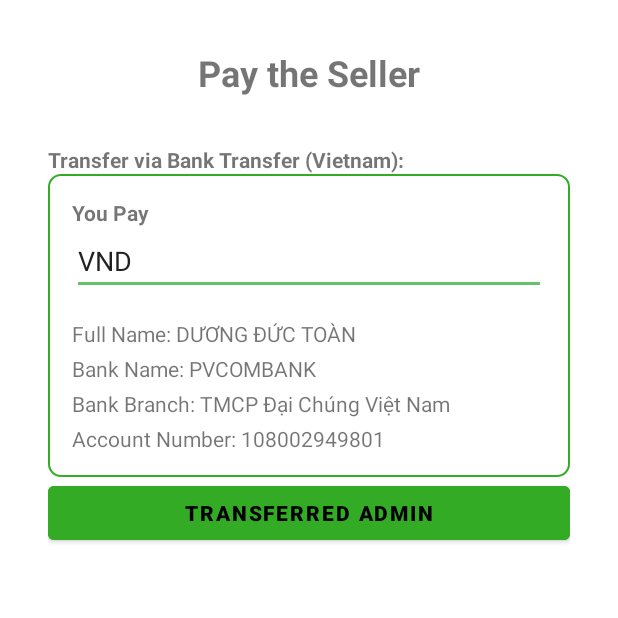
After one commit to mintdunno/Adroid_Dev_ASM_3, an Android app: the DonationDetailsActivity screen opened directly, with no data from a screen before it, on a phone screen of 412 x 824 dp, the top half of it. The commit adds this screen. Run offline under Robolectric (Android 15) with nearby library versions, the phone set to English and light mode, and no system bars.

Commit message:
Add Pay button in Profile Page

```diff
--- a/app/src/main/AndroidManifest.xml
+++ b/app/src/main/AndroidManifest.xml
@@ -47,6 +47,11 @@
         <activity
             android:name=".ui.groups.AddExpenseActivity"
             android:exported="false" />
+        <activity
+            android:name=".ui.profile.DonationDetailsActivity"
+            android:exported="false" />
+
+
     </application>
 
 </manifest>
--- /dev/null
+++ b/app/src/main/java/com/minh/payday/ui/profile/DonationDetailsActivity.java
@@ -0,0 +1,54 @@
+package com.minh.payday.ui.profile;
+
+import android.app.AlertDialog;
+import android.content.Intent;
+import android.os.Bundle;
+import android.widget.Button;
+import android.widget.EditText;
+import android.widget.Toast;
+
+import androidx.annotation.Nullable;
+import androidx.appcompat.app.AppCompatActivity;
+
+import com.minh.payday.R;
+import com.minh.payday.ui.profile.ProfileFragment;
+
+public class DonationDetailsActivity extends AppCompatActivity {
+
+    @Override
+    protected void onCreate(@Nullable Bundle savedInstanceState) {
+        super.onCreate(savedInstanceState);
+        setContentView(R.layout.activity_donation_details);
+
+        EditText amountEditText = findViewById(R.id.amountEditText);
+        Button notifySellerButton = findViewById(R.id.notifySellerButton);
+
+        notifySellerButton.setOnClickListener(v -> {
+            // Get the amount entered by the user
+            String amount = amountEditText.getText().toString().trim();
+
+            if (amount.isEmpty()) {
+                Toast.makeText(this, "Please enter an amount", Toast.LENGTH_SHORT).show();
+                return;
+            }
+
+            // Show a confirmation dialog
+            showConfirmationDialog(amount);
+        });
+    }
+
+    private void showConfirmationDialog(String amount) {
+        new AlertDialog.Builder(this)
+                .setTitle("Complete")
+                .setMessage("Thank you. ₫" + amount + " sent.")
+                .setPositiveButton("OK", (dialog, which) -> {
+                    // Navigate back to the Profile page
+                    Intent intent = new Intent(this, ProfileFragment.class);
+                    intent.addFlags(Intent.FLAG_ACTIVITY_CLEAR_TOP | Intent.FLAG_ACTIVITY_NEW_TASK);
+                    startActivity(intent);
+                    finish(); // Close the current activity
+                })
+                .create()
+                .show();
+    }
+}
--- a/app/src/main/java/com/minh/payday/ui/profile/ProfileFragment.java
+++ b/app/src/main/java/com/minh/payday/ui/profile/ProfileFragment.java
@@ -1,5 +1,4 @@
 package com.minh.payday.ui.profile;
-
 import android.content.Intent;
 import android.os.Bundle;
 import android.text.TextUtils;
@@ -56,7 +55,7 @@ public class ProfileFragment extends Fragment {
         phoneNumberTextView = view.findViewById(R.id.phoneNumberTextView);
         ImageView editPhoneNumberButton = view.findViewById(R.id.editPhoneNumberButton);
 
-        Button changeCardButton = view.findViewById(R.id.changeCardButton);
+        Button donationCardButton = view.findViewById(R.id.donationCardButton);
         Button logoutButton = view.findViewById(R.id.logoutButton);
 
         // Get Firebase User and Database Reference
@@ -113,9 +112,13 @@ public class ProfileFragment extends Fragment {
             }
         });
 
-        changeCardButton.setOnClickListener(v -> {
-            Toast.makeText(getContext(), "Change Card clicked!", Toast.LENGTH_SHORT).show();
+        donationCardButton.setOnClickListener(v -> {
+            if (getActivity() != null) {
+                Intent intent = new Intent(getActivity(), DonationDetailsActivity.class);
+                startActivity(intent);
+            }
         });
+
 
         // Log Out button click
         logoutButton.setOnClickListener(v -> {
--- /dev/null
+++ b/app/src/main/res/drawable/card_background.xml
@@ -0,0 +1,6 @@
+<?xml version="1.0" encoding="utf-8"?>
+<shape xmlns:android="http://schemas.android.com/apk/res/android">
+    <solid android:color="@android:color/white" />
+    <corners android:radius="8dp" />
+    <stroke android:width="1dp" android:color="@color/colorPrimary" />
+</shape>
--- /dev/null
+++ b/app/src/main/res/layout/activity_donation_details.xml
@@ -0,0 +1,93 @@
+<?xml version="1.0" encoding="utf-8"?>
+<ScrollView xmlns:android="http://schemas.android.com/apk/res/android"
+    android:layout_width="match_parent"
+    android:layout_height="match_parent"
+    android:padding="16dp">
+
+    <LinearLayout
+        android:layout_width="match_parent"
+        android:layout_height="wrap_content"
+        android:orientation="vertical"
+        android:padding="16dp">
+        <!-- Title Section -->
+        <TextView
+            android:layout_width="wrap_content"
+            android:layout_height="wrap_content"
+            android:text="Pay the Seller"
+            android:textSize="24sp"
+            android:textStyle="bold"
+            android:layout_gravity="center"
+            android:layout_marginBottom="16dp" />
+
+        <!-- Donation Details Section -->
+        <TextView
+            android:layout_width="wrap_content"
+            android:layout_height="wrap_content"
+            android:text="Transfer via Bank Transfer (Vietnam):"
+            android:textStyle="bold"
+            android:layout_marginTop="16dp" />
+
+        <LinearLayout
+            android:layout_width="match_parent"
+            android:layout_height="wrap_content"
+            android:orientation="vertical"
+            android:padding="16dp"
+            android:background="@drawable/card_background">
+
+            <TextView
+                android:layout_width="wrap_content"
+                android:layout_height="wrap_content"
+                android:text="You Pay"
+                android:textStyle="bold" />
+
+            <EditText
+                android:id="@+id/amountEditText"
+                android:layout_width="match_parent"
+                android:layout_height="wrap_content"
+                android:hint="Enter amount"
+                android:inputType="numberDecimal"
+                android:text="VND"
+                android:layout_marginBottom="8dp" />
+
+            <TextView
+                android:layout_width="wrap_content"
+                android:layout_height="wrap_content"
+                android:text="Full Name: DƯƠNG ĐỨC TOÀN"
+                android:layout_marginTop="8dp" />
+
+            <TextView
+                android:layout_width="wrap_content"
+                android:layout_height="wrap_content"
+                android:text="Bank Name: PVCOMBANK"
+                android:layout_marginTop="4dp" />
+
+            <TextView
+                android:layout_width="wrap_content"
+                android:layout_height="wrap_content"
+                android:text="Bank Branch: TMCP Đại Chúng Việt Nam"
+                android:layout_marginTop="4dp" />
+
+            <TextView
+                android:layout_width="wrap_content"
+                android:layout_height="wrap_content"
+                android:text="Account Number: 108002949801"
+                android:layout_marginTop="4dp" />
+
+
+        </LinearLayout>
+
+        <!-- Tips Section -->
+
+
+        <!-- Notify Button -->
+        <Button
+            android:id="@+id/notifySellerButton"
+            android:layout_width="match_parent"
+            android:layout_height="wrap_content"
+            android:text="Transferred Admin"
+            android:backgroundTint="@color/colorPrimary"
+            android:textColor="@android:color/black"
+            android:textStyle="bold" />
+
+    </LinearLayout>
+</ScrollView>
--- a/app/src/main/res/layout/fragment_profile.xml
+++ b/app/src/main/res/layout/fragment_profile.xml
@@ -238,12 +238,12 @@
 
         <!-- Change Card Button -->
         <Button
-            android:id="@+id/changeCardButton"
+            android:id="@+id/donationCardButton"
             android:layout_width="0dp"
             android:layout_height="wrap_content"
             android:layout_weight="1"
             android:layout_marginEnd="8dp"
-            android:text="@string/change_card"
+            android:text="@string/donation_card"
             android:textColor="@android:color/white"
             android:textStyle="bold"
             android:padding="12dp" />
--- a/app/src/main/res/values/strings.xml
+++ b/app/src/main/res/values/strings.xml
@@ -12,7 +12,7 @@
 
     <!-- Profile  -->
     <string name="log_out">LOG OUT</string>
-    <string name="change_card">CHANGE CARD</string>
+    <string name="donation_card">PAY</string>
 
 
     <!-- Login Screen -->
```
